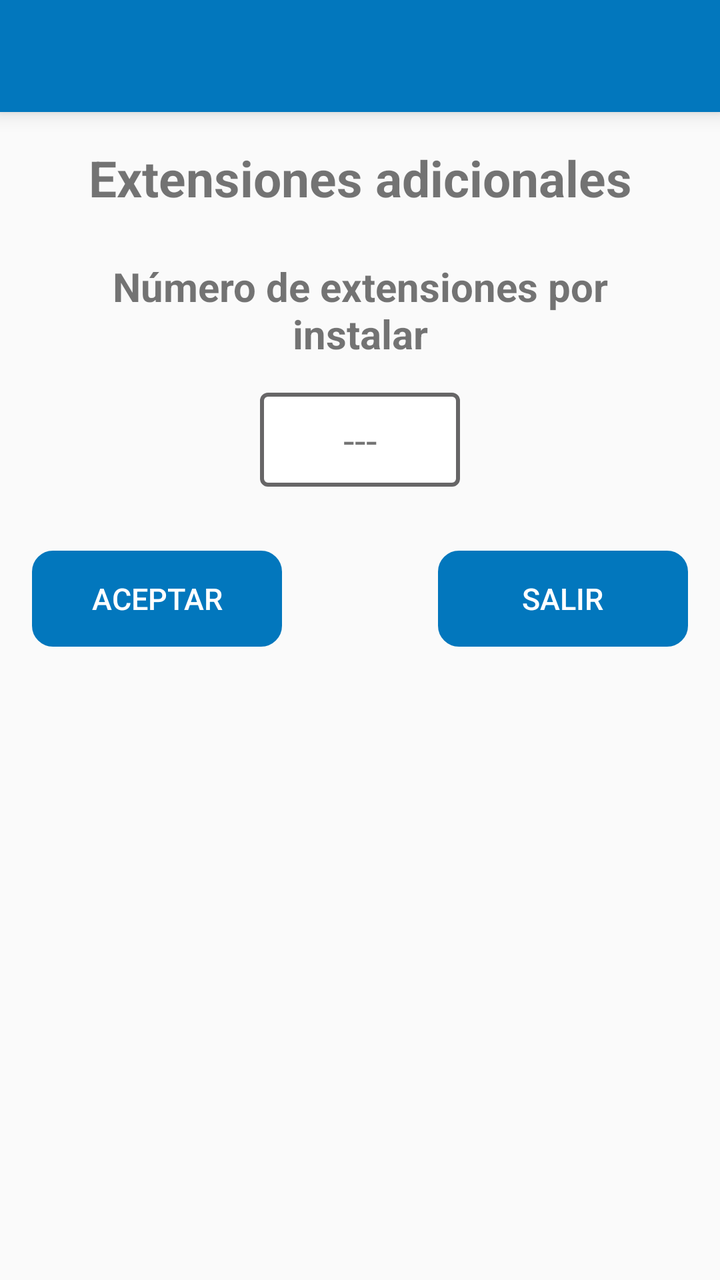
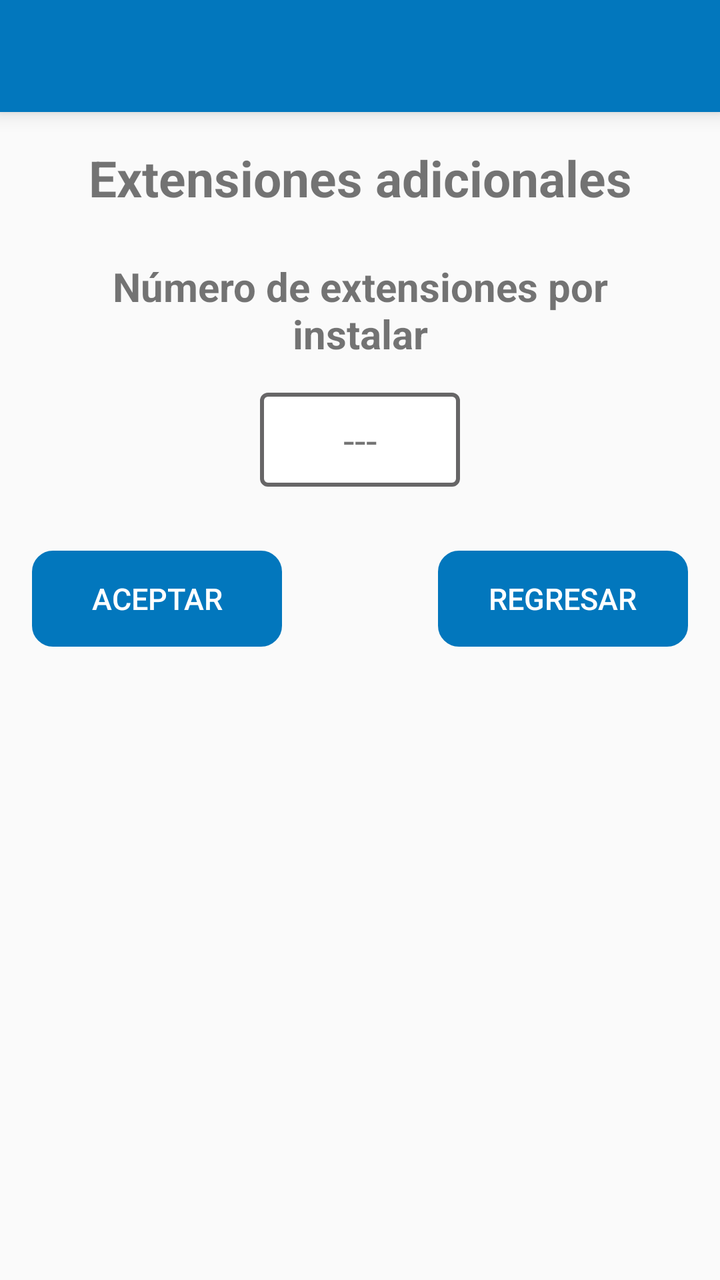

Screens rendered from an Android XML layout before and after an edit, with the pre-edit source and the edit as a unified diff.
<!-- AndroidManifest.xml: application theme AppTheme -->
<!-- res/layout/activity_extencion.xml -->
<android.support.constraint.ConstraintLayout xmlns:app="http://schemas.android.com/apk/res-auto"
    xmlns:tools="http://schemas.android.com/tools"
    android:layout_width="match_parent"
    xmlns:android="http://schemas.android.com/apk/res/android"
    android:layout_height="match_parent">

    <include
        android:id="@+id/includeExtencion"
        layout="@layout/toolbar"
        tools:layout_editor_absoluteX="16dp"
        tools:layout_editor_absoluteY="84dp"></include>

    <TextView
        android:id="@+id/qwe"
        android:layout_width="300dp"
        android:layout_height="wrap_content"
        android:layout_alignParentStart="true"
        android:layout_alignParentTop="true"
        android:layout_marginTop="16dp"
        android:text="@string/extensiones_Adicionales"
        android:textSize="@dimen/titulos"
        android:textStyle="bold"
        android:textAlignment="center"
        app:layout_constraintEnd_toEndOf="parent"
        app:layout_constraintStart_toStartOf="parent"
        app:layout_constraintTop_toBottomOf="@+id/includeExtencion" />

    <TextView
        android:id="@+id/asd"
        android:layout_width="300dp"
        android:layout_height="wrap_content"
        android:layout_below="@+id/qwe"

        android:layout_marginStart="8dp"
        android:layout_marginTop="24dp"
        android:layout_marginEnd="8dp"
        android:text="@string/numero_de_Extensiones"
        android:textSize="@dimen/grande"
        android:textAlignment="center"
        android:textStyle="bold"
        app:layout_constraintEnd_toEndOf="parent"
        app:layout_constraintStart_toStartOf="parent"
        app:layout_constraintTop_toBottomOf="@+id/qwe" />

    <TextView
        android:id="@+id/txtExtencion"
        android:layout_width="100dp"
        android:layout_height="wrap_content"
        android:layout_below="@+id/asd"
        android:layout_centerHorizontal="true"
        android:layout_marginTop="16dp"
        android:background="@drawable/contorno"
        android:gravity="center"
        android:text="---"
        android:textSize="@dimen/grande"
        app:layout_constraintEnd_toEndOf="parent"
        app:layout_constraintStart_toStartOf="parent"
        app:layout_constraintTop_toBottomOf="@+id/asd" />

    <Button
        android:id="@+id/extencionAceptar"
        android:layout_width="125dp"
        android:layout_height="wrap_content"
        android:layout_below="@+id/txtExtencion"
        android:layout_alignParentStart="true"
        android:layout_marginStart="16dp"
        android:layout_marginTop="32dp"
        android:background="@drawable/boton"
        android:backgroundTint="@color/colorPrimary"
        android:text="@string/aceptar"
        android:textColor="#fff"
        android:textSize="@dimen/mediano"
        app:layout_constraintStart_toStartOf="parent"
        app:layout_constraintTop_toBottomOf="@+id/txtExtencion" />

    <Button
        android:id="@+id/extencionSalir"
        android:layout_width="125dp"
        android:layout_height="wrap_content"
        android:layout_below="@+id/txtExtencion"
        android:layout_marginTop="32dp"
        android:layout_marginEnd="16dp"
        android:layout_toEndOf="@+id/extencionAceptar"
        android:background="@drawable/boton"
        android:backgroundTint="@color/colorPrimary"
        android:text="@string/salir"
        android:textColor="#fff"
        android:textSize="@dimen/mediano"
        app:layout_constraintEnd_toEndOf="parent"
        app:layout_constraintTop_toBottomOf="@+id/txtExtencion" />
</android.support.constraint.ConstraintLayout>
<!-- res/layout/toolbar.xml (included above) -->
<?xml version="1.0" encoding="utf-8"?>
<android.support.v7.widget.Toolbar xmlns:android="http://schemas.android.com/apk/res/android"
    android:layout_width="match_parent"
    android:layout_height="?attr/actionBarSize"
    xmlns:app="http://schemas.android.com/apk/res-auto"
    android:background="@color/colorPrimary"
    android:elevation="6dp"
    android:theme="@style/ThemeOverlay.AppCompat.Dark.ActionBar"
    app:popupTheme="@style/ThemeOverlay.AppCompat.Light"/>
<!-- resources referenced by this layout -->
<resources>
  <color name="colorPrimary">#0277BD</color>
  <dimen name="grande">20dp</dimen>
  <dimen name="mediano">15dp</dimen>
  <dimen name="titulos">25dp</dimen>
  <!-- drawable boton (drawable) -->
  <?xml version="1.0" encoding="utf-8"?>
      <shape xmlns:android="http://schemas.android.com/apk/res/android" android:shape="rectangle">
          <stroke  android:width="1dp"/>
          <corners android:radius="10dp"/>
  
  
      </shape>
  <!-- drawable contorno (drawable) -->
  <?xml version="1.0" encoding="utf-8"?>
  <selector xmlns:android="http://schemas.android.com/apk/res/android">
      <item><layer-list>
          <item>
              <shape>
                  <solid
                      android:color="#ffff">
                  </solid>
  
                  <corners android:radius="3dp" />
  
                  <padding
                      android:bottom="10dp"
                      android:left="10dp"
                      android:right="10dp"
                      android:top="10dp" />
                  <stroke
                      android:width="2dp"
                      android:color="#676667"/>
              </shape>
          </item>
  
      </layer-list></item>
  </selector>
  <string name="aceptar">Aceptar</string>
  <string name="extensiones_Adicionales">Extensiones adicionales</string>
  <string name="numero_de_Extensiones">Número de extensiones por instalar</string>
  <string name="salir">Salir</string>
  <style name="AppTheme" parent="Theme.AppCompat.Light.DarkActionBar">
          
          <item name="colorPrimary">@color/colorPrimary</item>
          <item name="colorPrimaryDark">@color/colorPrimaryDark</item>
          <item name="colorAccent">@color/colorAccent</item>
          <item name="android:colorForeground">@android:color/background_dark</item>
      </style>
  <color name="colorPrimaryDark">#004C8C</color>
  <color name="colorAccent">#0000FF</color>
</resources>

<!-- the commit's change to res/layout/activity_extencion.xml (unified diff, before → after) -->
@@ -83,7 +83,7 @@
         android:layout_toEndOf="@+id/extencionAceptar"
         android:background="@drawable/boton"
         android:backgroundTint="@color/colorPrimary"
-        android:text="@string/salir"
+        android:text="@string/Regresar"
         android:textColor="#fff"
         android:textSize="@dimen/mediano"
         app:layout_constraintEnd_toEndOf="parent"
<!-- resource entries referenced after the edit -->
@@ -37,10 +37,10 @@
   
       </layer-list></item>
   </selector>
+  <string name="Regresar">Regresar</string>
   <string name="aceptar">Aceptar</string>
   <string name="extensiones_Adicionales">Extensiones adicionales</string>
   <string name="numero_de_Extensiones">Número de extensiones por instalar</string>
-  <string name="salir">Salir</string>
   <style name="AppTheme" parent="Theme.AppCompat.Light.DarkActionBar">
           
           <item name="colorPrimary">@color/colorPrimary</item>
